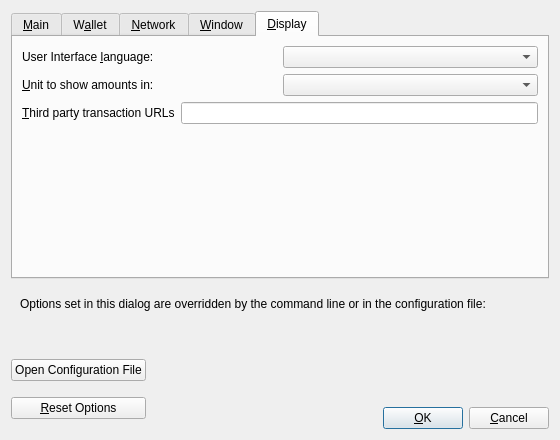
This is src/qt/forms/optionsdialog.ui in barrystyle/veles as Qt 5 draws it before an edit. The edited form follows.
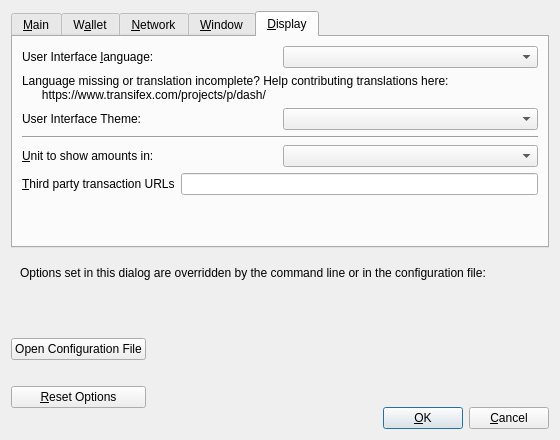
This is the edited form. The open tabs and pages were chosen to show the change. Custom widgets are drawn as their Qt base class.

Commit message: QT: add support for theme switching

```diff
--- a/src/qt/forms/optionsdialog.ui
+++ b/src/qt/forms/optionsdialog.ui
@@ -653,6 +653,58 @@
          </item>
         </layout>
        </item>
+       <!-- VELES BEGIN -->
+       <item>
+        <widget class="QLabel" name="label_3">
+         <property name="toolTip">
+          <string notr="true"/>
+         </property>
+         <property name="statusTip">
+          <string notr="true"/>
+         </property>
+         <property name="whatsThis">
+          <string notr="true"/>
+         </property>
+         <property name="accessibleName">
+          <string notr="true"/>
+         </property>
+         <property name="text">
+          <string>Language missing or translation incomplete? Help contributing translations here:
+      https://www.transifex.com/projects/p/dash/</string>
+         </property>
+         <property name="wordWrap">
+          <bool>true</bool>
+         </property>
+         <property name="openExternalLinks">
+          <bool>true</bool>
+         </property>
+         <property name="textInteractionFlags">
+          <set>Qt::TextBrowserInteraction</set>
+         </property>
+        </widget>
+       </item>
+       <item>
+        <layout class="QHBoxLayout" name="horizontalLayout_4_Display" stretch="0,0">
+         <item>
+          <widget class="QLabel" name="themeLabel">
+           <property name="text">
+            <string>User Interface Theme:</string>
+           </property>
+          </widget>
+         </item>
+         <item>
+          <widget class="QValueComboBox" name="theme"/>
+         </item>
+        </layout>
+       </item>
+       <item>
+        <widget class="Line" name="line">
+         <property name="orientation">
+          <enum>Qt::Horizontal</enum>
+         </property>
+        </widget>
+       </item>
+       <!-- VELES END -->
        <item>
         <layout class="QHBoxLayout" name="horizontalLayout_2_Display">
          <item>
```
The commit also changes 89 other files.
